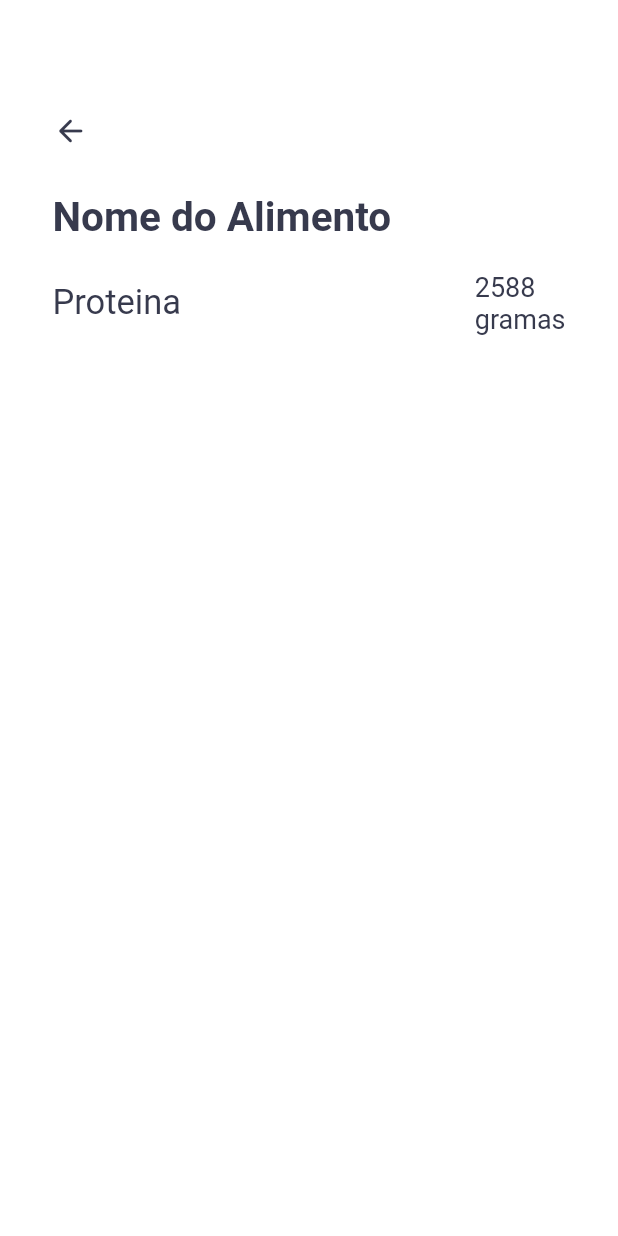
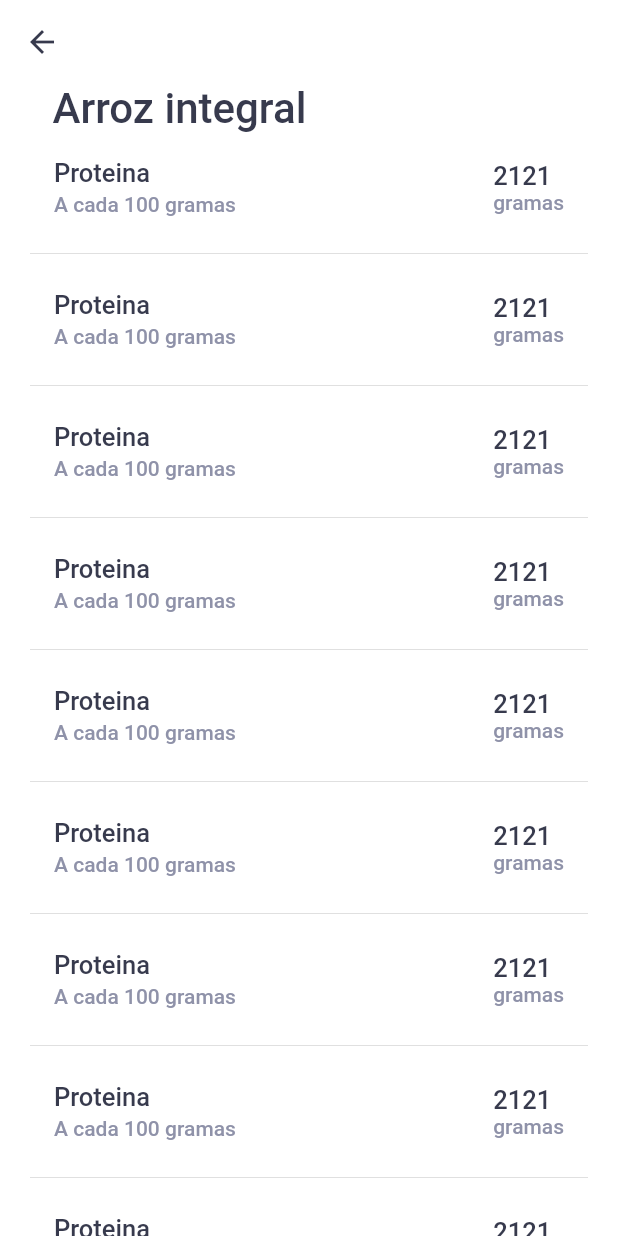
Before and after one commit to lucaswilliamgomes/valores_nutricionais, a Flutter app: the InformationsPage screen opened by its route, on a phone screen of 412 x 824 dp. Run offline on Flutter 3.47's test engine with Material 2 defaults, Android fonts, the light colour scheme and no system bars; our stand-ins replace google_fonts.

Commit message:
Create informations page

```diff
--- a/lib/modules/home_page/view/view.dart
+++ b/lib/modules/home_page/view/view.dart
@@ -95,6 +95,7 @@ class _HomePageState extends State<HomePage> {
                       borderRadius: BorderRadius.circular(4)),
                   onPressed: () {
                     setState(() {
+
                       if (controller.homeFormKey.currentState!.validate()) {
                         controller.homeFormKey.currentState!.save();
                         Navigator.push(
--- a/lib/modules/informations_page/view.dart
+++ b/lib/modules/informations_page/view.dart
@@ -1,5 +1,7 @@
 import 'package:flutter/material.dart';
 import 'package:valores_nutricionais/shared/themes/colors.dart';
+import 'package:valores_nutricionais/shared/themes/text_styles.dart';
+import 'package:valores_nutricionais/shared/widgets/list_tile_widget.dart';
 
 class InformationsPage extends StatefulWidget {
   @override
@@ -7,87 +9,42 @@ class InformationsPage extends StatefulWidget {
 }
 
 class _InformationsPageState extends State<InformationsPage> {
-  List <Widget>_buildList() {
-    List<Widget> listFields = [];
-
-    listFields.add(Container(
-        alignment: Alignment.bottomLeft,
-        margin: EdgeInsets.only(top: 75, left: 35),
-        child: InkWell(
-            child: Icon(
-              Icons.arrow_back_rounded,
-              color: AppColors.colorButtomDark,
-            ),
-            onTap: () {
-              Navigator.pop(context);
-            })));
-    listFields.add(LayoutBuilder(builder: (context, constraints) {
-      return Container(
-        margin: EdgeInsets.only(top: 30, left: 35, right: 35),
-        child: Column(
-          children: [
-            Container(
-              alignment: Alignment.centerLeft,
-              child: Flexible(
-                child: Text(
-                  "Nome do Alimento",
-                  style: TextStyle(
-                      fontSize: 27,
-                      color: AppColors.colorFont,
-                      fontWeight: FontWeight.w600),
-                ),
-              ),
-            ),
-            Container(
-              margin: EdgeInsets.only(top: 20),
-              child: Column(
-                children: [
-                  Row(
-                    mainAxisAlignment: MainAxisAlignment.spaceBetween,
-                    children: [
-                      Container(
-                        child: Text(
-                          "Proteina",
-                          style: TextStyle(
-                            fontSize: 23,
-                            color: AppColors.colorFont,
-                            fontWeight: FontWeight.w400
-                          ),
-                        )
-                      ),
-                      Container(
-                        child: Text(
-                          "2588\ngramas",
-                          style: TextStyle(
-                            fontSize: 18,
-                            color: AppColors.colorFont
-                          ),
-                        ),
-                      )
-                    ],
-                  ),
-
-                ],
-              ),
-            ),
-          ],
-        ),
-      );
-    }));
-
-    return listFields;
-  }
-
   @override
   Widget build(BuildContext context) {
     return Scaffold(
+      appBar: AppBar(
+        backgroundColor: AppColors.colorBackgroundLight,
+        elevation: 0,
+        leading: BackButton(
+          color: AppColors.colorFont,
+        ),
+      ),
       body: Container(
-        alignment: Alignment.center,
+        padding: EdgeInsets.symmetric(horizontal: 20),
         color: AppColors.colorBackgroundLight,
-        child: CustomScrollView(
-          slivers: [
-            SliverList(delegate: SliverChildListDelegate(_buildList()))
-          ],
+        child: SingleChildScrollView(
+          child: Column(
+            children: <Widget>[
+              Container(
+                padding: EdgeInsets.only(left: 15),
+                alignment: Alignment.topLeft,
+                child: Text(
+                  "Arroz integral",
+                  style: TextStyles.title,
+                ),
+              ),
+              ListTileWidget(),
+              ListTileWidget(),
+              ListTileWidget(),
+              ListTileWidget(),
+              ListTileWidget(),
+              ListTileWidget(),
+              ListTileWidget(),
+              ListTileWidget(),
+              ListTileWidget(),
+              ListTileWidget(),
+            ],
+          ),
         ),
       ),
     );
--- /dev/null
+++ b/lib/shared/themes/text_styles.dart
@@ -0,0 +1,21 @@
+import 'package:flutter/material.dart';
+import 'package:google_fonts/google_fonts.dart';
+import 'package:valores_nutricionais/shared/themes/colors.dart';
+
+class TextStyles {
+  static final title = GoogleFonts.roboto(
+    fontSize: 28,
+    fontWeight: FontWeight.w500,
+    color: AppColors.colorFont,
+  );
+  static final titleTile = GoogleFonts.roboto(
+    fontSize: 17,
+    fontWeight: FontWeight.w500,
+    color: AppColors.colorFont,
+  );
+  static final subtitleTile = GoogleFonts.roboto(
+    fontSize: 14,
+    fontWeight: FontWeight.w500,
+    color: AppColors.colorFontHint,
+  );
+}
--- /dev/null
+++ b/lib/shared/widgets/list_tile_widget.dart
@@ -0,0 +1,35 @@
+import 'package:flutter/material.dart';
+import 'package:valores_nutricionais/shared/themes/text_styles.dart';
+
+class ListTileWidget extends StatelessWidget {
+  const ListTileWidget({Key? key}) : super(key: key);
+
+  @override
+  Widget build(BuildContext context) {
+    return Column(
+      children: [
+        ListTile(
+          title: Text(
+            "Proteina",
+            style: TextStyles.titleTile,
+          ),
+          subtitle: Text(
+            "A cada 100 gramas",
+            style: TextStyles.subtitleTile,
+          ),
+          trailing: Text.rich(TextSpan(
+              text: "2121\n",
+              //textAlign: TextAlign.center,
+              style: TextStyles.titleTile,
+              children: [
+                TextSpan(
+                  text: "gramas",
+                  style: TextStyles.subtitleTile,
+                )
+              ])),
+        ),
+        Divider()
+      ],
+    );
+  }
+}
--- a/pubspec.yaml
+++ b/pubspec.yaml
@@ -13,6 +13,7 @@ dependencies:
     sdk: flutter
 
   cupertino_icons: ^1.0.2
+  google_fonts: ^2.1.0
 
 dev_dependencies:
   flutter_test:
```
Also changed, not shown: pubspec.lock (added), 1 other file.
